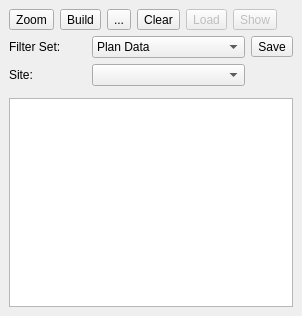
Above: filter/filter_dock_base.ui from lparchaeology/ArkPlan before the change. Below: the same form after it.
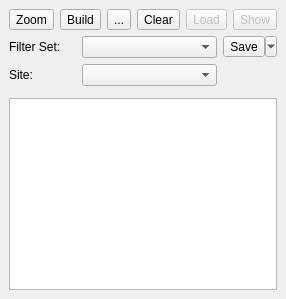
That is the form after the change. Icons and pictures are not drawn. Custom widgets are drawn as their Qt base class.

Commit message: Complete saving of named filter sets

The edit to the form file:
```diff
--- a/filter/filter_dock_base.ui
+++ b/filter/filter_dock_base.ui
@@ -6,8 +6,8 @@
    <rect>
     <x>0</x>
     <y>0</y>
-    <width>302</width>
-    <height>316</height>
+    <width>247</width>
+    <height>299</height>
    </rect>
   </property>
   <property name="windowTitle">
@@ -124,13 +124,7 @@
        </widget>
       </item>
       <item row="0" column="1" colspan="2">
-       <widget class="QComboBox" name="filterSetCombo">
-        <item>
-         <property name="text">
-          <string>Plan Data</string>
-         </property>
-        </item>
-       </widget>
+       <widget class="QComboBox" name="filterSetCombo"/>
       </item>
       <item row="0" column="3">
        <widget class="QToolButton" name="saveFilterSetButton">
@@ -141,6 +135,9 @@
          <iconset resource="resources.qrc">
           <normaloff>:/plugins/ArkPlan/document-save.png</normaloff>:/plugins/ArkPlan/document-save.png</iconset>
         </property>
+        <property name="popupMode">
+         <enum>QToolButton::MenuButtonPopup</enum>
+        </property>
        </widget>
       </item>
      </layout>
```
Left out of the diff: 29 changed lines with no effect on the pictures. The commit also changes 11 other files.
